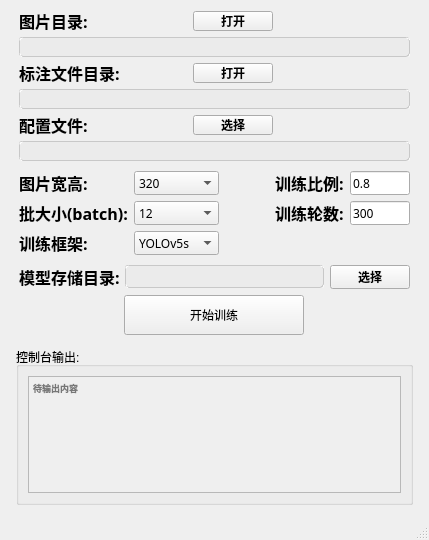
ty01528/yolov5TrainingGUI, file ui/home_ui.ui: the form before one commit.
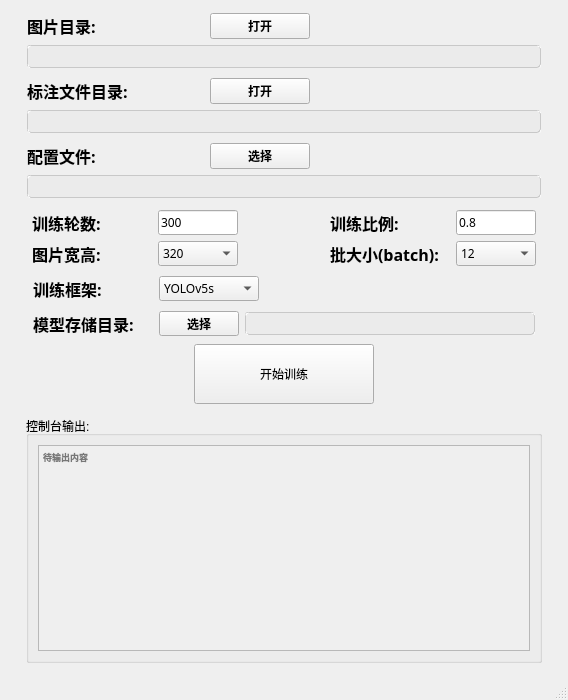
The form after the commit.

Commit message: 优化细节

The edit to the form file:
```diff
--- a/ui/home_ui.ui
+++ b/ui/home_ui.ui
@@ -9,22 +9,34 @@
    <rect>
     <x>0</x>
     <y>0</y>
-    <width>429</width>
-    <height>540</height>
+    <width>568</width>
+    <height>700</height>
    </rect>
   </property>
+  <property name="sizePolicy">
+   <sizepolicy hsizetype="Fixed" vsizetype="Fixed">
+    <horstretch>0</horstretch>
+    <verstretch>0</verstretch>
+   </sizepolicy>
+  </property>
   <property name="minimumSize">
    <size>
-    <width>400</width>
-    <height>540</height>
+    <width>500</width>
+    <height>700</height>
    </size>
   </property>
   <property name="maximumSize">
    <size>
-    <width>728</width>
+    <width>580</width>
     <height>1024</height>
    </size>
   </property>
+  <property name="sizeIncrement">
+   <size>
+    <width>10</width>
+    <height>10</height>
+   </size>
+  </property>
   <property name="windowTitle">
    <string>训练工具-大树智能</string>
   </property>
@@ -32,6 +44,8 @@
    <bool>false</bool>
   </property>
   <widget class="QWidget" name="centralwidget">
+   <layout class="QVBoxLayout" name="verticalLayout_8">
+    <item>
    <layout class="QVBoxLayout" name="verticalLayout_7">
     <item>
      <layout class="QVBoxLayout" name="verticalLayout_4">
@@ -49,6 +63,18 @@
       </property>
       <item>
        <layout class="QVBoxLayout" name="verticalLayout_2">
+          <property name="leftMargin">
+           <number>8</number>
+          </property>
+          <property name="topMargin">
+           <number>2</number>
+          </property>
+          <property name="rightMargin">
+           <number>8</number>
+          </property>
+          <property name="bottomMargin">
+           <number>2</number>
+          </property>
         <item>
          <layout class="QHBoxLayout" name="horizontalLayout_3">
           <item>
@@ -95,8 +121,8 @@
            <widget class="QPushButton" name="picDirSelect">
             <property name="minimumSize">
              <size>
-              <width>0</width>
-              <height>20</height>
+                <width>100</width>
+                <height>25</height>
              </size>
             </property>
             <property name="font">
@@ -137,6 +163,19 @@
             </property>
            </spacer>
           </item>
+            <item>
+             <spacer name="horizontalSpacer_15">
+              <property name="orientation">
+               <enum>Qt::Horizontal</enum>
+              </property>
+              <property name="sizeHint" stdset="0">
+               <size>
+                <width>40</width>
+                <height>20</height>
+               </size>
+              </property>
+             </spacer>
+            </item>
          </layout>
         </item>
         <item>
@@ -167,6 +206,18 @@
       </item>
       <item>
        <layout class="QVBoxLayout" name="verticalLayout_3">
+          <property name="leftMargin">
+           <number>8</number>
+          </property>
+          <property name="topMargin">
+           <number>2</number>
+          </property>
+          <property name="rightMargin">
+           <number>8</number>
+          </property>
+          <property name="bottomMargin">
+           <number>2</number>
+          </property>
         <item>
          <layout class="QHBoxLayout" name="horizontalLayout_4">
           <item>
@@ -213,8 +264,8 @@
            <widget class="QPushButton" name="annoDirSelect">
             <property name="minimumSize">
              <size>
-              <width>0</width>
-              <height>20</height>
+                <width>100</width>
+                <height>25</height>
              </size>
             </property>
             <property name="font">
@@ -242,6 +293,19 @@
             </property>
            </spacer>
           </item>
+            <item>
+             <spacer name="horizontalSpacer_14">
+              <property name="orientation">
+               <enum>Qt::Horizontal</enum>
+              </property>
+              <property name="sizeHint" stdset="0">
+               <size>
+                <width>40</width>
+                <height>20</height>
+               </size>
+              </property>
+             </spacer>
+            </item>
           <item>
            <spacer name="horizontalSpacer_3">
             <property name="orientation">
@@ -285,6 +349,18 @@
       </item>
       <item>
        <layout class="QVBoxLayout" name="verticalLayout">
+          <property name="leftMargin">
+           <number>8</number>
+          </property>
+          <property name="topMargin">
+           <number>2</number>
+          </property>
+          <property name="rightMargin">
+           <number>8</number>
+          </property>
+          <property name="bottomMargin">
+           <number>2</number>
+          </property>
         <item>
          <layout class="QHBoxLayout" name="horizontalLayout_2">
           <item>
@@ -331,8 +407,8 @@
            <widget class="QPushButton" name="cocoYamlSelect">
             <property name="minimumSize">
              <size>
-              <width>0</width>
-              <height>20</height>
+                <width>100</width>
+                <height>25</height>
              </size>
             </property>
             <property name="font">
@@ -360,6 +436,19 @@
             </property>
            </spacer>
           </item>
+            <item>
+             <spacer name="horizontalSpacer_13">
+              <property name="orientation">
+               <enum>Qt::Horizontal</enum>
+              </property>
+              <property name="sizeHint" stdset="0">
+               <size>
+                <width>40</width>
+                <height>20</height>
+               </size>
+              </property>
+             </spacer>
+            </item>
           <item>
            <spacer name="horizontalSpacer">
             <property name="orientation">
@@ -401,24 +490,50 @@
         </item>
        </layout>
       </item>
-     </layout>
-    </item>
     <item>
-     <layout class="QGridLayout" name="gridLayout">
+         <layout class="QVBoxLayout" name="verticalLayout_5">
       <property name="leftMargin">
-       <number>10</number>
+           <number>8</number>
       </property>
       <property name="topMargin">
        <number>2</number>
       </property>
       <property name="rightMargin">
-       <number>10</number>
+           <number>8</number>
       </property>
       <property name="bottomMargin">
        <number>2</number>
       </property>
-      <item row="1" column="3">
+          <item>
+           <layout class="QVBoxLayout" name="verticalLayout_6">
+            <property name="leftMargin">
+             <number>5</number>
+            </property>
+            <property name="topMargin">
+             <number>2</number>
+            </property>
+            <property name="rightMargin">
+             <number>5</number>
+            </property>
+            <property name="bottomMargin">
+             <number>2</number>
+            </property>
+            <item>
+             <layout class="QHBoxLayout" name="horizontalLayout_11">
+              <item>
        <widget class="QLabel" name="epochs">
+                <property name="minimumSize">
+                 <size>
+                  <width>120</width>
+                  <height>0</height>
+                 </size>
+                </property>
+                <property name="maximumSize">
+                 <size>
+                  <width>120</width>
+                  <height>16777215</height>
+                 </size>
+                </property>
         <property name="font">
          <font>
           <family>等线</family>
@@ -432,13 +547,32 @@
         </property>
        </widget>
       </item>
-      <item row="0" column="2">
-       <spacer name="spacer">
+              <item>
+               <widget class="QLineEdit" name="epochsVal">
+                <property name="minimumSize">
+                 <size>
+                  <width>80</width>
+                  <height>20</height>
+                 </size>
+                </property>
+                <property name="maximumSize">
+                 <size>
+                  <width>80</width>
+                  <height>30</height>
+                 </size>
+                </property>
         <property name="font">
          <font>
           <family>等线</family>
          </font>
         </property>
+                <property name="text">
+                 <string>300</string>
+                </property>
+               </widget>
+              </item>
+              <item>
+               <spacer name="horizontalSpacer_10">
         <property name="orientation">
          <enum>Qt::Horizontal</enum>
         </property>
@@ -450,8 +584,75 @@
         </property>
        </spacer>
       </item>
-      <item row="0" column="0">
+              <item>
+               <widget class="QLabel" name="trainPercent">
+                <property name="minimumSize">
+                 <size>
+                  <width>120</width>
+                  <height>0</height>
+                 </size>
+                </property>
+                <property name="maximumSize">
+                 <size>
+                  <width>120</width>
+                  <height>16777215</height>
+                 </size>
+                </property>
+                <property name="font">
+                 <font>
+                  <family>等线</family>
+                  <pointsize>12</pointsize>
+                  <weight>75</weight>
+                  <bold>true</bold>
+                 </font>
+                </property>
+                <property name="text">
+                 <string>训练比例:</string>
+                </property>
+               </widget>
+              </item>
+              <item>
+               <widget class="QLineEdit" name="trainPercentVal">
+                <property name="minimumSize">
+                 <size>
+                  <width>80</width>
+                  <height>20</height>
+                 </size>
+                </property>
+                <property name="maximumSize">
+                 <size>
+                  <width>80</width>
+                  <height>30</height>
+                 </size>
+                </property>
+                <property name="font">
+                 <font>
+                  <family>等线</family>
+                 </font>
+                </property>
+                <property name="text">
+                 <string>0.8</string>
+                </property>
+               </widget>
+              </item>
+             </layout>
+            </item>
+            <item>
+             <layout class="QHBoxLayout" name="horizontalLayout_12">
+              <item>
        <widget class="QLabel" name="picSize">
+                <property name="minimumSize">
+                 <size>
+                  <width>120</width>
+                  <height>0</height>
+                 </size>
+                </property>
+                <property name="maximumSize">
+                 <size>
+                  <width>120</width>
+                  <height>16777215</height>
+                 </size>
+                </property>
         <property name="font">
          <font>
           <family>等线</family>
@@ -465,14 +666,91 @@
         </property>
        </widget>
       </item>
-      <item row="1" column="1">
+              <item>
+               <widget class="QComboBox" name="picSizeVal">
+                <property name="minimumSize">
+                 <size>
+                  <width>80</width>
+                  <height>20</height>
+                 </size>
+                </property>
+                <property name="maximumSize">
+                 <size>
+                  <width>80</width>
+                  <height>30</height>
+                 </size>
+                </property>
+                <property name="font">
+                 <font>
+                  <family>等线</family>
+                 </font>
+                </property>
+                <item>
+                 <property name="text">
+                  <string>320</string>
+                 </property>
+                </item>
+                <item>
+                 <property name="text">
+                  <string>480</string>
+                 </property>
+                </item>
+               </widget>
+              </item>
+              <item>
+               <spacer name="horizontalSpacer_11">
+                <property name="orientation">
+                 <enum>Qt::Horizontal</enum>
+                </property>
+                <property name="sizeHint" stdset="0">
+                 <size>
+                  <width>40</width>
+                  <height>20</height>
+                 </size>
+                </property>
+               </spacer>
+              </item>
+              <item>
+               <widget class="QLabel" name="batchSize">
+                <property name="minimumSize">
+                 <size>
+                  <width>120</width>
+                  <height>0</height>
+                 </size>
+                </property>
+                <property name="maximumSize">
+                 <size>
+                  <width>120</width>
+                  <height>16777215</height>
+                 </size>
+                </property>
+                <property name="font">
+                 <font>
+                  <family>等线</family>
+                  <pointsize>12</pointsize>
+                  <weight>75</weight>
+                  <bold>true</bold>
+                 </font>
+                </property>
+                <property name="text">
+                 <string>批大小(batch):</string>
+                </property>
+               </widget>
+              </item>
+              <item>
        <widget class="QComboBox" name="batchSizeVal">
         <property name="minimumSize">
          <size>
-          <width>0</width>
+                  <width>80</width>
           <height>20</height>
          </size>
         </property>
+                <property name="maximumSize">
+                 <size>
+                  <width>80</width>
+                  <height>30</height>
+                 </size>
+                </property>
         <property name="font">
          <font>
           <family>等线</family>
@@ -510,93 +788,65 @@
         </item>
        </widget>
       </item>
-      <item row="0" column="1">
-       <widget class="QComboBox" name="picSizeVal">
-        <property name="minimumSize">
-         <size>
-          <width>0</width>
-          <height>20</height>
-         </size>
-        </property>
-        <property name="font">
-         <font>
-          <family>等线</family>
-         </font>
-        </property>
-        <item>
-         <property name="text">
-          <string>320</string>
-         </property>
-        </item>
+             </layout>
+            </item>
+           </layout>
+          </item>
         <item>
-         <property name="text">
-          <string>480</string>
-         </property>
-        </item>
-       </widget>
-      </item>
-      <item row="1" column="0">
-       <widget class="QLabel" name="batchSize">
-        <property name="font">
-         <font>
-          <family>等线</family>
-          <pointsize>12</pointsize>
-          <weight>75</weight>
-          <bold>true</bold>
-         </font>
-        </property>
-        <property name="text">
-         <string>批大小(batch):</string>
-        </property>
-       </widget>
-      </item>
-      <item row="1" column="4">
-       <widget class="QLineEdit" name="epochsVal">
+           <layout class="QHBoxLayout" name="horizontalLayout_15">
+            <property name="leftMargin">
+             <number>6</number>
+            </property>
+            <property name="topMargin">
+             <number>2</number>
+            </property>
+            <property name="rightMargin">
+             <number>6</number>
+            </property>
+            <property name="bottomMargin">
+             <number>2</number>
+            </property>
+            <item>
+             <widget class="QLabel" name="modelSel">
         <property name="minimumSize">
          <size>
-          <width>60</width>
-          <height>20</height>
+                <width>120</width>
+                <height>0</height>
          </size>
         </property>
         <property name="maximumSize">
          <size>
-          <width>60</width>
+                <width>10</width>
           <height>16777215</height>
          </size>
         </property>
         <property name="font">
          <font>
           <family>等线</family>
-         </font>
-        </property>
-        <property name="text">
-         <string>300</string>
-        </property>
-       </widget>
-      </item>
-      <item row="0" column="3">
-       <widget class="QLabel" name="trainPercent">
-        <property name="font">
-         <font>
-          <family>等线</family>
           <pointsize>12</pointsize>
           <weight>75</weight>
           <bold>true</bold>
          </font>
         </property>
         <property name="text">
-         <string>训练比例:</string>
+               <string>训练框架:</string>
         </property>
        </widget>
       </item>
-      <item row="2" column="1">
+            <item>
        <widget class="QComboBox" name="modelSelVal">
         <property name="minimumSize">
          <size>
-          <width>60</width>
+                <width>100</width>
           <height>20</height>
          </size>
         </property>
+              <property name="maximumSize">
+               <size>
+                <width>200</width>
+                <height>30</height>
+               </size>
+              </property>
         <property name="font">
          <font>
           <family>等线</family>
@@ -624,74 +874,46 @@
         </item>
        </widget>
       </item>
-      <item row="2" column="0">
-       <widget class="QLabel" name="modelSel">
-        <property name="font">
-         <font>
-          <family>等线</family>
-          <pointsize>12</pointsize>
-          <weight>75</weight>
-          <bold>true</bold>
-         </font>
-        </property>
-        <property name="text">
-         <string>训练框架:</string>
-        </property>
-       </widget>
-      </item>
-      <item row="0" column="4">
-       <widget class="QLineEdit" name="trainPercentVal">
-        <property name="minimumSize">
+            <item>
+             <spacer name="horizontalSpacer_16">
+              <property name="orientation">
+               <enum>Qt::Horizontal</enum>
+              </property>
+              <property name="sizeHint" stdset="0">
          <size>
-          <width>0</width>
+                <width>40</width>
           <height>20</height>
          </size>
         </property>
-        <property name="maximumSize">
-         <size>
-          <width>60</width>
-          <height>16777215</height>
-         </size>
-        </property>
-        <property name="font">
-         <font>
-          <family>等线</family>
-         </font>
-        </property>
-        <property name="text">
-         <string>0.8</string>
-        </property>
-       </widget>
+             </spacer>
       </item>
      </layout>
     </item>
-    <item>
-     <layout class="QVBoxLayout" name="verticalLayout_5">
-      <property name="leftMargin">
-       <number>10</number>
-      </property>
-      <property name="topMargin">
-       <number>2</number>
-      </property>
-      <property name="rightMargin">
-       <number>10</number>
-      </property>
-      <property name="bottomMargin">
-       <number>2</number>
-      </property>
       <item>
        <layout class="QHBoxLayout" name="horizontalLayout_5">
+            <property name="leftMargin">
+             <number>6</number>
+            </property>
+            <property name="topMargin">
+             <number>2</number>
+            </property>
+            <property name="rightMargin">
+             <number>6</number>
+            </property>
+            <property name="bottomMargin">
+             <number>2</number>
+            </property>
         <item>
          <widget class="QLabel" name="outputDirLabel">
           <property name="minimumSize">
            <size>
-            <width>100</width>
+                <width>120</width>
             <height>0</height>
            </size>
           </property>
           <property name="maximumSize">
            <size>
-            <width>100</width>
+                <width>10</width>
             <height>16777215</height>
            </size>
           </property>
@@ -708,30 +930,12 @@
           </property>
          </widget>
         </item>
-        <item>
-         <widget class="QLineEdit" name="outputDirText">
-          <property name="enabled">
-           <bool>false</bool>
-          </property>
-          <property name="font">
-           <font>
-            <family>等线</family>
-           </font>
-          </property>
-          <property name="styleSheet">
-           <string notr="true">border: 1px groove rgb(200, 200, 200);
-border-radius:3px;
-padding:1px 2px;
-background-color: rgb(235,235,235)</string>
-          </property>
-         </widget>
-        </item>
         <item>
          <widget class="QPushButton" name="outputDirSelect">
           <property name="minimumSize">
            <size>
             <width>0</width>
-            <height>20</height>
+                <height>25</height>
            </size>
           </property>
           <property name="font">
@@ -746,6 +950,24 @@
           </property>
          </widget>
         </item>
+            <item>
+             <widget class="QLineEdit" name="outputDirText">
+              <property name="enabled">
+               <bool>false</bool>
+              </property>
+              <property name="font">
+               <font>
+                <family>等线</family>
+               </font>
+              </property>
+              <property name="styleSheet">
+               <string notr="true">border: 1px groove rgb(200, 200, 200);
+border-radius:3px;
+padding:1px 2px;
+background-color: rgb(235,235,235)</string>
+              </property>
+             </widget>
+            </item>
        </layout>
       </item>
       <item>
@@ -755,7 +977,7 @@
           <property name="minimumSize">
            <size>
             <width>120</width>
-            <height>40</height>
+                <height>60</height>
            </size>
           </property>
           <property name="maximumSize">
@@ -800,7 +1022,7 @@
         <property name="maximumSize">
          <size>
           <width>16777215</width>
-          <height>220</height>
+              <height>1000</height>
          </size>
         </property>
         <property name="title">
@@ -815,7 +1037,7 @@
            <property name="maximumSize">
             <size>
              <width>16777215</width>
-             <height>200</height>
+                 <height>1000</height>
             </size>
            </property>
            <property name="font">
@@ -840,6 +1062,10 @@
      </layout>
     </item>
    </layout>
+      </item>
+     </layout>
+    </item>
+   </layout>
   </widget>
   <widget class="QStatusBar" name="statusBar"/>
  </widget>
```
Left out of the diff: 5 changed lines with no effect on the pictures. Lines whose indentation alone changed are shown as unchanged. The commit also changes 2 other files.
